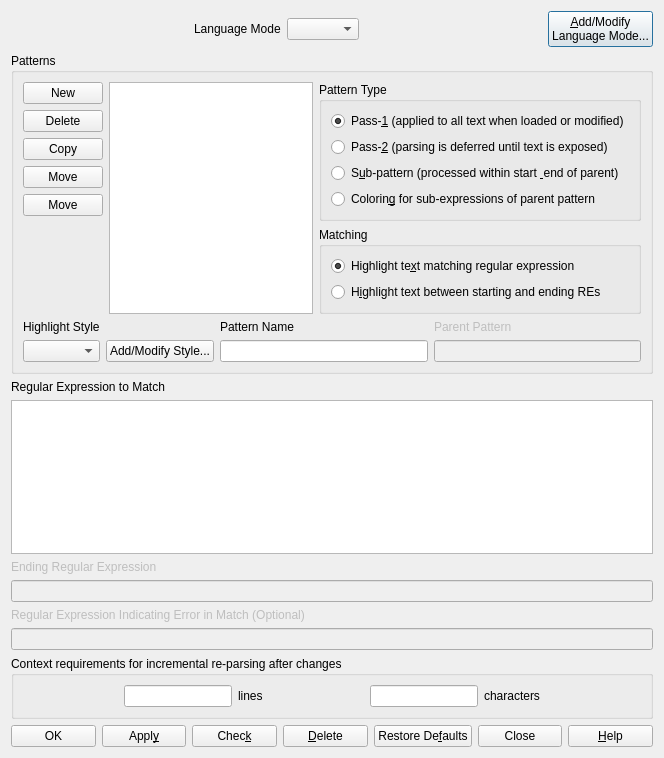
First picture: the form in source/DialogSyntaxPatterns.ui, repository eteran/nedit-ng, before the edit.
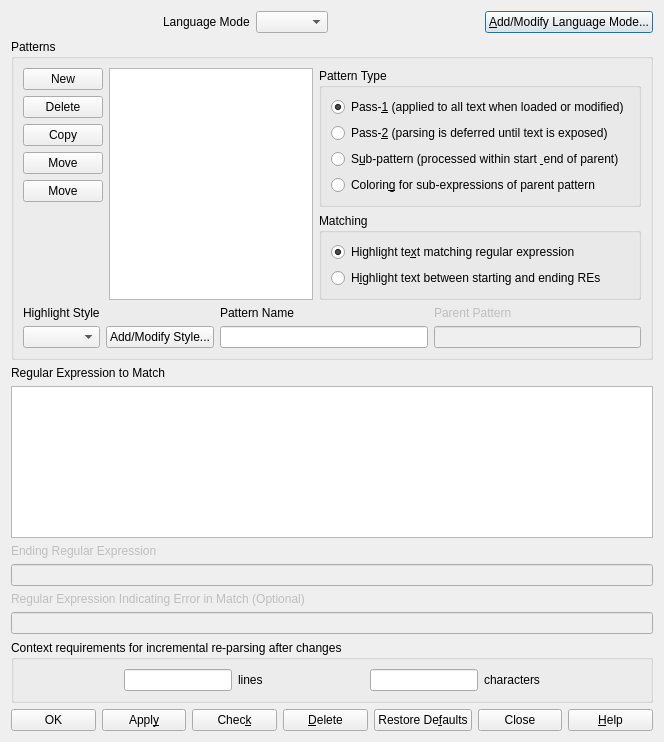
Second picture: the form after the edit. Icons and pictures are not drawn.

Diff of the .ui file:
```diff
--- a/source/DialogSyntaxPatterns.ui
+++ b/source/DialogSyntaxPatterns.ui
@@ -7,7 +7,7 @@
     <x>0</x>
     <y>0</y>
     <width>664</width>
-    <height>758</height>
+    <height>742</height>
    </rect>
   </property>
   <property name="windowTitle">
@@ -55,8 +55,7 @@
      <item>
       <widget class="QPushButton" name="buttonLanguageMode">
        <property name="text">
-        <string>&amp;Add/Modify
-Language Mode...</string>
+        <string>&amp;Add/Modify Language Mode...</string>
        </property>
       </widget>
      </item>
```
